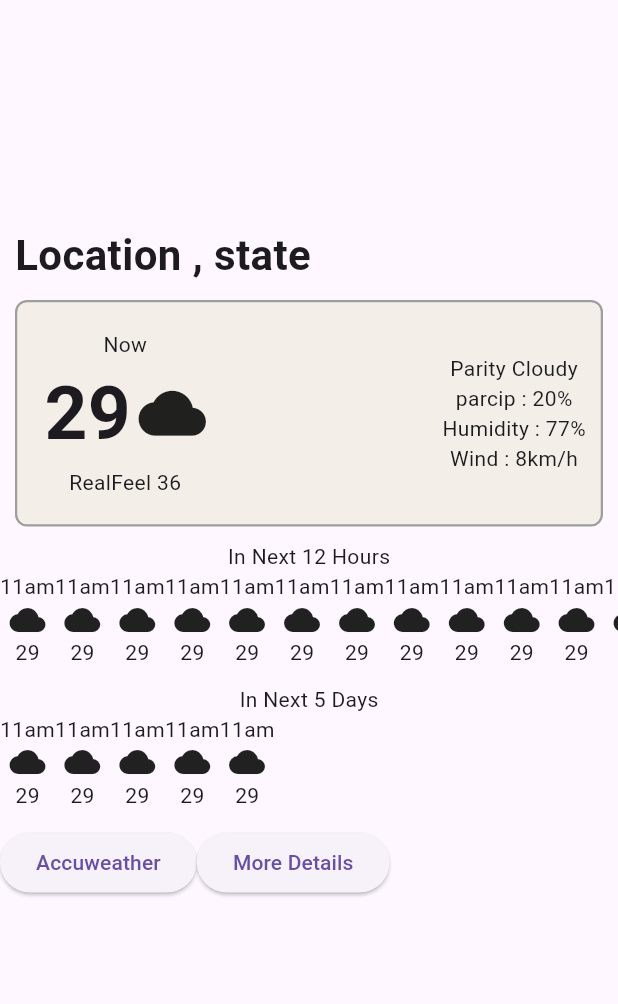
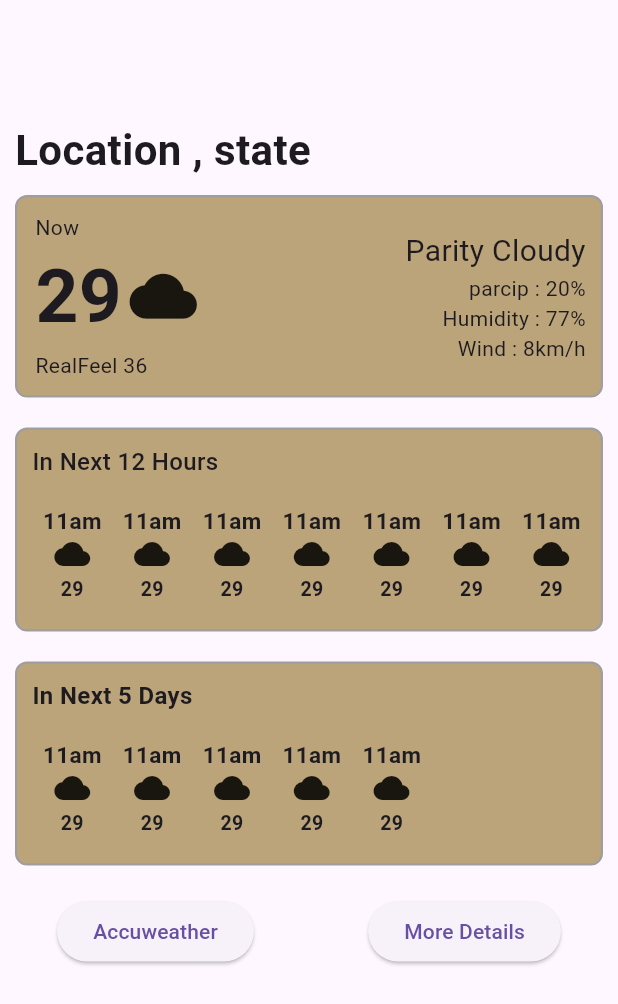
Before and after one commit to Hiteshgurnani123/WeatherApp, a Flutter app: the mainScreen screen opened directly, on a phone screen of 412 x 824 dp. Shown: the top 1004 px of the screen. Run offline on Flutter 3.47's test engine with Material 3 defaults, Android fonts, the phone set to English and light mode, and no system bars.

```diff
--- a/lib/main.dart
+++ b/lib/main.dart
@@ -1,5 +1,6 @@
 import 'package:flutter/material.dart';
 import 'package:weather_app/screen/mainScreen.dart';
+import 'package:weather_app/screen/splashScreen.dart';
 
 void main() => runApp(const MyApp());
 
@@ -9,7 +10,7 @@ class MyApp extends StatelessWidget {
   @override
   Widget build(BuildContext context) {
     return const MaterialApp(
-      home: mainScreen(),
+      home: splashScreen(),
     );
   }
 }
--- a/lib/screen/mainScreen.dart
+++ b/lib/screen/mainScreen.dart
@@ -10,7 +10,7 @@ class mainScreen extends StatelessWidget {
         crossAxisAlignment: CrossAxisAlignment.start,
         children: [
           SizedBox(
-            height: 150,
+            height: 80,
           ),
           Padding(
               padding: const EdgeInsets.only(left: 10),
@@ -22,24 +22,20 @@ class mainScreen extends StatelessWidget {
             padding: EdgeInsets.all(10),
             margin: EdgeInsets.all(10),
             decoration: BoxDecoration(
-                color: Color.fromARGB(255, 243, 239, 232),
+                color: Color(0xffbca47a),
                 border: Border.all(color: Colors.grey, width: 1.5),
                 borderRadius: BorderRadius.circular(8)),
             child: Row(
                 mainAxisAlignment: MainAxisAlignment.spaceBetween,
                 children: [
                   Padding(
-                    padding: const EdgeInsets.all(8.0),
+                    padding: const EdgeInsets.only(left: 2),
                     child: Column(
-                      children: [
-                        Column(
                       crossAxisAlignment: CrossAxisAlignment.start,
                       children: [
                         Text(
                           "Now",
                           style: TextStyle(fontSize: 14),
-                            ),
-                          ],
                         ),
                         Row(
                           children: [
@@ -62,8 +58,13 @@ class mainScreen extends StatelessWidget {
                     ),
                   ),
                   Column(
+                    crossAxisAlignment: CrossAxisAlignment.end,
                     children: [
-                      Text("Parity Cloudy"),
+                      Text(
+                        "Parity Cloudy",
+                        style: TextStyle(
+                            fontSize: 20, fontWeight: FontWeight.w400),
+                      ),
                       Text("parcip : 20%"),
                       Text("Humidity : 77%"),
                       Text("Wind : 8km/h"),
@@ -72,21 +73,49 @@ class mainScreen extends StatelessWidget {
                 ]),
           ),
           Container(
+            padding: EdgeInsets.all(10),
+            margin: EdgeInsets.all(10),
+            decoration: BoxDecoration(
+                color: Color(0xffbca47a),
+                border: Border.all(color: Colors.grey, width: 1.5),
+                borderRadius: BorderRadius.circular(8)),
             child: Column(
+              crossAxisAlignment: CrossAxisAlignment.start,
               children: [
-                Text("In Next 12 Hours"),
+                Text(
+                  "In Next 12 Hours",
+                  style: TextStyle(fontSize: 16, fontWeight: FontWeight.w500),
+                ),
+                SizedBox(
+                  height: 15,
+                ),
                 SizedBox(
                   height: 75,
                   child: ListView.builder(
                     scrollDirection: Axis.horizontal,
                     itemCount: 100,
                     itemBuilder: (context, index) {
-                      return Column(
+                      return Padding(
+                        padding: const EdgeInsets.symmetric(
+                            horizontal: 7, vertical: 2),
+                        child: Column(
                           children: [
-                          Text("11am"),
+                            Text(
+                              "11am",
+                              style: TextStyle(
+                                  fontSize: 15, fontWeight: FontWeight.w600),
+                            ),
                             Icon(Icons.cloud),
-                          Text("29"),
+                            SizedBox(
+                              height: 2,
+                            ),
+                            Text(
+                              "29",
+                              style: TextStyle(
+                                  fontSize: 13, fontWeight: FontWeight.w600),
+                            ),
                           ],
+                        ),
                       );
                     },
                   ),
@@ -95,21 +124,50 @@ class mainScreen extends StatelessWidget {
             ),
           ),
           Container(
+            padding: EdgeInsets.all(10),
+            margin: EdgeInsets.all(10),
+            decoration: BoxDecoration(
+                color: Color(0xffbca47a),
+                border: Border.all(color: Colors.grey, width: 1.5),
+                borderRadius: BorderRadius.circular(8)),
             child: Column(
+              crossAxisAlignment: CrossAxisAlignment.start,
               children: [
-                Text("In Next 5 Days"),
+                Text(
+                  "In Next 5 Days",
+                  style: TextStyle(fontSize: 16, fontWeight: FontWeight.w600),
+                ),
+                SizedBox(
+                  height: 15,
+                ),
                 SizedBox(
                   height: 75,
                   child: ListView.builder(
                     scrollDirection: Axis.horizontal,
                     itemCount: 5,
                     itemBuilder: (context, index) {
-                      return Column(
+                      // ignore: prefer_const_constructors
+                      return Padding(
+                        padding: const EdgeInsets.symmetric(
+                            horizontal: 7, vertical: 2),
+                        child: Column(
                           children: [
-                          Text("11am"),
+                            Text(
+                              "11am",
+                              style: TextStyle(
+                                  fontSize: 15, fontWeight: FontWeight.w600),
+                            ),
                             Icon(Icons.cloud),
-                          Text("29"),
+                            SizedBox(
+                              height: 2,
+                            ),
+                            Text(
+                              "29",
+                              style: TextStyle(
+                                  fontSize: 13, fontWeight: FontWeight.w600),
+                            ),
                           ],
+                        ),
                       );
                     },
                   ),
@@ -117,7 +175,11 @@ class mainScreen extends StatelessWidget {
               ],
             ),
           ),
+          SizedBox(
+            height: 10,
+          ),
           Row(
+            mainAxisAlignment: MainAxisAlignment.spaceAround,
             children: [
               ElevatedButton(onPressed: () {}, child: Text("Accuweather")),
               ElevatedButton(onPressed: () {}, child: Text("More Details")),
--- a/lib/screen/splashScreen.dart
+++ b/lib/screen/splashScreen.dart
@@ -8,11 +8,31 @@ class splashScreen extends StatelessWidget {
     return Scaffold(
       body: Center(
           child: Column(
+        mainAxisAlignment: MainAxisAlignment.center,
         children: [
-          Image.asset("logoimage"),
-          Text("Weather app"),
-          Text("developed by"),
-          Text("Hitesh"),
+          Spacer(),
+          Image.asset(
+            "assets/images/logo.png",
+            height: 175,
+          ),
+          Text(
+            "Weather app",
+            style: TextStyle(fontSize: 30, fontWeight: FontWeight.bold),
+          ),
+          Spacer(),
+          Text(
+            "developed by",
+            style:
+                TextStyle(fontSize: 17, height: 3, fontWeight: FontWeight.w700),
+          ),
+          Text(
+            "Hitesh",
+            style: TextStyle(
+                fontSize: 13, height: 1.5, fontWeight: FontWeight.w700),
+          ),
+          SizedBox(
+            height: 20,
+          ),
         ],
       )),
     );
--- a/pubspec.yaml
+++ b/pubspec.yaml
@@ -17,7 +17,10 @@ dev_dependencies:
 
 flutter:
   uses-material-design: true
-  # assets:
+
+  assets:
+  - assets/images/logo.png
+
   #  - images/a_dot_burr.jpeg
   #  - images/a_dot_ham.jpeg
   # fonts:
```
Also changed, not shown: assets/images/logo.png (added). Lines whose indentation alone changed are shown as unchanged.
